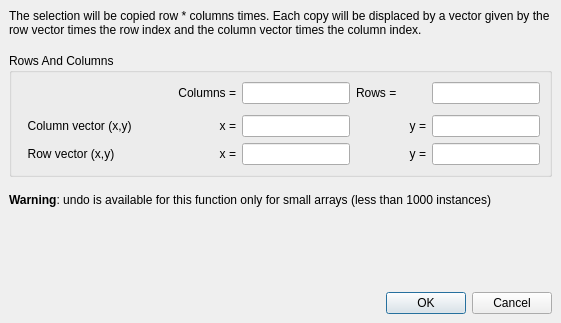
Qt form eda-klayout/src/edt/edt/MakeArrayOptionsDialog.ui (tolgauye/GMOS) before a commit.
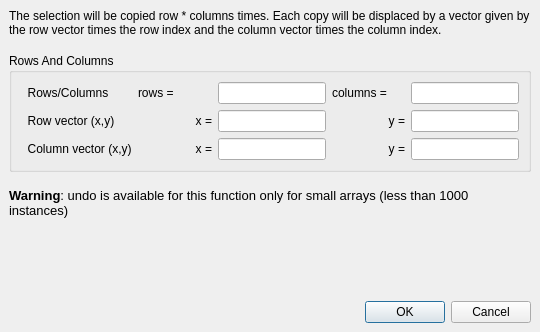
The same form after that commit.

The edit to the form file:
```diff
--- a/eda-klayout/src/edt/edt/MakeArrayOptionsDialog.ui
+++ b/eda-klayout/src/edt/edt/MakeArrayOptionsDialog.ui
@@ -1,25 +1,25 @@
 <?xml version="1.0" encoding="UTF-8"?>
 <ui version="4.0">
  <class>MakeArrayOptionsDialog</class>
- <widget class="QDialog" name="MakeArrayOptionsDialog">
-  <property name="geometry">
+ <widget class="QDialog" name="MakeArrayOptionsDialog" >
+  <property name="geometry" >
    <rect>
     <x>0</x>
     <y>0</y>
-    <width>561</width>
-    <height>323</height>
+    <width>540</width>
+    <height>332</height>
    </rect>
   </property>
   <property name="windowTitle">
    <string>Make Array</string>
   </property>
-  <layout class="QVBoxLayout">
-   <property name="spacing">
-    <number>6</number>
-   </property>
-   <property name="margin" stdset="0">
+  <layout class="QVBoxLayout" >
+   <property name="margin" >
     <number>9</number>
    </property>
+   <property name="spacing" >
+    <number>6</number>
+   </property>
    <item>
     <widget class="QLabel" name="label_2">
      <property name="text">
@@ -47,9 +47,11 @@
     </spacer>
    </item>
    <item>
-    <widget class="QGroupBox" name="array_grp">
-     <property name="sizePolicy">
-      <sizepolicy hsizetype="Expanding" vsizetype="Fixed">
+    <widget class="QGroupBox" name="array_grp" >
+     <property name="sizePolicy" >
+      <sizepolicy>
+       <hsizetype>7</hsizetype>
+       <vsizetype>0</vsizetype>
        <horstretch>0</horstretch>
        <verstretch>0</verstretch>
       </sizepolicy>
@@ -67,153 +69,153 @@
       <property name="spacing">
        <number>6</number>
       </property>
-      <item row="3" column="3">
-       <widget class="QLineEdit" name="row_x_le">
-        <property name="sizePolicy">
-         <sizepolicy hsizetype="Fixed" vsizetype="Fixed">
+      <item row="0" column="2" >
+       <widget class="QLineEdit" name="rows_le" >
+        <property name="sizePolicy" >
+         <sizepolicy>
+          <hsizetype>0</hsizetype>
+          <vsizetype>0</vsizetype>
           <horstretch>1</horstretch>
           <verstretch>0</verstretch>
          </sizepolicy>
         </property>
        </widget>
       </item>
-      <item row="3" column="2">
-       <widget class="QLabel" name="label_11">
-        <property name="text">
-         <string>x =</string>
+      <item row="0" column="1" >
+       <widget class="QLabel" name="label_6" >
+        <property name="text" >
+         <string>rows = </string>
         </property>
-        <property name="alignment">
-         <set>Qt::AlignRight|Qt::AlignTrailing|Qt::AlignVCenter</set>
-        </property>
        </widget>
       </item>
-      <item row="2" column="5">
-       <widget class="QLineEdit" name="column_y_le">
-        <property name="sizePolicy">
-         <sizepolicy hsizetype="Fixed" vsizetype="Fixed">
+      <item row="0" column="4" >
+       <widget class="QLineEdit" name="columns_le" >
+        <property name="sizePolicy" >
+         <sizepolicy>
+          <hsizetype>0</hsizetype>
+          <vsizetype>0</vsizetype>
           <horstretch>1</horstretch>
           <verstretch>0</verstretch>
          </sizepolicy>
         </property>
        </widget>
       </item>
-      <item row="0" column="0" colspan="3">
-       <widget class="QLabel" name="label_8">
-        <property name="text">
-         <string>Columns =</string>
+      <item row="0" column="3" >
+       <widget class="QLabel" name="label_8" >
+        <property name="text" >
+         <string>columns =</string>
         </property>
-        <property name="alignment">
-         <set>Qt::AlignRight|Qt::AlignTrailing|Qt::AlignVCenter</set>
-        </property>
        </widget>
       </item>
-      <item row="0" column="4">
-       <widget class="QLabel" name="label_6">
-        <property name="text">
-         <string>Rows =</string>
+      <item row="0" column="0" >
+       <widget class="QLabel" name="label_4" >
+        <property name="text" >
+         <string>  Rows/Columns</string>
         </property>
        </widget>
       </item>
-      <item row="0" column="3">
-       <widget class="QLineEdit" name="columns_le">
-        <property name="sizePolicy">
-         <sizepolicy hsizetype="Fixed" vsizetype="Fixed">
-          <horstretch>1</horstretch>
-          <verstretch>0</verstretch>
-         </sizepolicy>
-        </property>
-       </widget>
-      </item>
-      <item row="3" column="0" colspan="2">
-       <widget class="QLabel" name="label_9">
-        <property name="text">
+      <item row="1" column="0" >
+       <widget class="QLabel" name="label_9" >
+        <property name="text" >
          <string>  Row vector (x,y)</string>
         </property>
        </widget>
       </item>
-      <item row="2" column="0" colspan="2">
-       <widget class="QLabel" name="label_16">
-        <property name="text">
+      <item row="1" column="1" >
+       <widget class="QLabel" name="label_11" >
+        <property name="text" >
+         <string>x =</string>
+        </property>
+        <property name="alignment" >
+         <set>Qt::AlignRight|Qt::AlignTrailing|Qt::AlignVCenter</set>
+        </property>
+       </widget>
+      </item>
+      <item row="1" column="2" >
+       <widget class="QLineEdit" name="row_x_le" >
+        <property name="sizePolicy" >
+         <sizepolicy>
+          <hsizetype>0</hsizetype>
+          <vsizetype>0</vsizetype>
+          <horstretch>1</horstretch>
+          <verstretch>0</verstretch>
+         </sizepolicy>
+        </property>
+       </widget>
+      </item>
+      <item row="1" column="3" >
+       <widget class="QLabel" name="label_10" >
+        <property name="text" >
+         <string>y =</string>
+        </property>
+        <property name="alignment" >
+         <set>Qt::AlignRight|Qt::AlignTrailing|Qt::AlignVCenter</set>
+        </property>
+       </widget>
+      </item>
+      <item row="1" column="4" >
+       <widget class="QLineEdit" name="row_y_le" >
+        <property name="sizePolicy" >
+         <sizepolicy>
+          <hsizetype>0</hsizetype>
+          <vsizetype>0</vsizetype>
+          <horstretch>1</horstretch>
+          <verstretch>0</verstretch>
+         </sizepolicy>
+        </property>
+       </widget>
+      </item>
+      <item row="2" column="3" >
+       <widget class="QLabel" name="label_15" >
+        <property name="text" >
+         <string>y =</string>
+        </property>
+        <property name="alignment" >
+         <set>Qt::AlignRight|Qt::AlignTrailing|Qt::AlignVCenter</set>
+        </property>
+       </widget>
+      </item>
+      <item row="2" column="4" >
+       <widget class="QLineEdit" name="column_y_le" >
+        <property name="sizePolicy" >
+         <sizepolicy>
+          <hsizetype>0</hsizetype>
+          <vsizetype>0</vsizetype>
+          <horstretch>1</horstretch>
+          <verstretch>0</verstretch>
+         </sizepolicy>
+        </property>
+       </widget>
+      </item>
+      <item row="2" column="1" >
+       <widget class="QLabel" name="label_14" >
+        <property name="text" >
+         <string>x =</string>
+        </property>
+        <property name="alignment" >
+         <set>Qt::AlignRight|Qt::AlignTrailing|Qt::AlignVCenter</set>
+        </property>
+       </widget>
+      </item>
+      <item row="2" column="2" >
+       <widget class="QLineEdit" name="column_x_le" >
+        <property name="sizePolicy" >
+         <sizepolicy>
+          <hsizetype>0</hsizetype>
+          <vsizetype>0</vsizetype>
+          <horstretch>1</horstretch>
+          <verstretch>0</verstretch>
+         </sizepolicy>
+        </property>
+       </widget>
+      </item>
+      <item row="2" column="0" >
+       <widget class="QLabel" name="label_16" >
+        <property name="text" >
          <string>  Column vector (x,y)</string>
         </property>
        </widget>
       </item>
-      <item row="3" column="5">
-       <widget class="QLineEdit" name="row_y_le">
-        <property name="sizePolicy">
-         <sizepolicy hsizetype="Fixed" vsizetype="Fixed">
-          <horstretch>1</horstretch>
-          <verstretch>0</verstretch>
-         </sizepolicy>
-        </property>
-       </widget>
-      </item>
-      <item row="2" column="2">
-       <widget class="QLabel" name="label_14">
-        <property name="text">
-         <string>x =</string>
-        </property>
-        <property name="alignment">
-         <set>Qt::AlignRight|Qt::AlignTrailing|Qt::AlignVCenter</set>
-        </property>
-       </widget>
-      </item>
-      <item row="2" column="3">
-       <widget class="QLineEdit" name="column_x_le">
-        <property name="sizePolicy">
-         <sizepolicy hsizetype="Fixed" vsizetype="Fixed">
-          <horstretch>1</horstretch>
-          <verstretch>0</verstretch>
-         </sizepolicy>
-        </property>
-       </widget>
-      </item>
-      <item row="0" column="5">
-       <widget class="QLineEdit" name="rows_le">
-        <property name="sizePolicy">
-         <sizepolicy hsizetype="Fixed" vsizetype="Fixed">
-          <horstretch>1</horstretch>
-          <verstretch>0</verstretch>
-         </sizepolicy>
-        </property>
-       </widget>
-      </item>
-      <item row="2" column="4">
-       <widget class="QLabel" name="label_15">
-        <property name="text">
-         <string>y =</string>
-        </property>
-        <property name="alignment">
-         <set>Qt::AlignRight|Qt::AlignTrailing|Qt::AlignVCenter</set>
-        </property>
-       </widget>
-      </item>
-      <item row="3" column="4">
-       <widget class="QLabel" name="label_10">
-        <property name="text">
-         <string>y =</string>
-        </property>
-        <property name="alignment">
-         <set>Qt::AlignRight|Qt::AlignTrailing|Qt::AlignVCenter</set>
-        </property>
-       </widget>
-      </item>
-      <item row="1" column="0" colspan="6">
-       <spacer name="verticalSpacer">
-        <property name="orientation">
-         <enum>Qt::Vertical</enum>
-        </property>
-        <property name="sizeType">
-         <enum>QSizePolicy::Fixed</enum>
-        </property>
-        <property name="sizeHint" stdset="0">
-         <size>
-          <width>20</width>
-          <height>5</height>
-         </size>
-        </property>
-       </spacer>
-      </item>
      </layout>
     </widget>
    </item>
@@ -234,9 +236,12 @@
     </spacer>
    </item>
    <item>
-    <widget class="QLabel" name="label">
-     <property name="text">
-      <string>&lt;span style=&quot; font-weight:600;&quot;&gt;Warning&lt;/span&gt;: undo is available for this function only for small arrays (less than 1000 instances)</string>
+    <widget class="QLabel" name="label" >
+     <property name="text" >
+      <string>&lt;html>&lt;head>&lt;meta name="qrichtext" content="1" />&lt;style type="text/css">
+p, li { white-space: pre-wrap; }
+&lt;/style>&lt;/head>&lt;body style=" font-family:'DejaVu Sans'; font-size:10pt; font-weight:400; font-style:normal; text-decoration:none;">
+&lt;p style=" margin-top:0px; margin-bottom:0px; margin-left:0px; margin-right:0px; -qt-block-indent:0; text-indent:0px;">&lt;span style=" font-weight:600;">Warning&lt;/span>: undo is available for this function only for small arrays (less than 1000 instances)&lt;/p>&lt;/body>&lt;/html></string>
      </property>
      <property name="wordWrap">
       <bool>true</bool>
@@ -261,8 +266,8 @@
      <property name="orientation">
       <enum>Qt::Horizontal</enum>
      </property>
-     <property name="standardButtons">
-      <set>QDialogButtonBox::Cancel|QDialogButtonBox::Ok</set>
+     <property name="standardButtons" >
+      <set>QDialogButtonBox::Cancel|QDialogButtonBox::NoButton|QDialogButtonBox::Ok</set>
      </property>
     </widget>
    </item>
```
Left out of the diff: 59 changed lines with no effect on the pictures.
